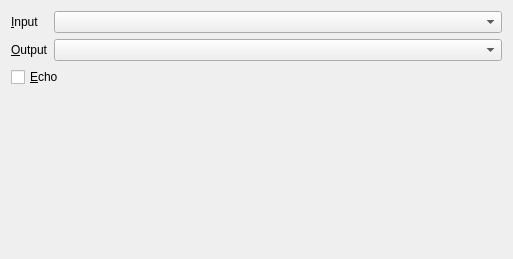
Qt form app/forms/devices_settings.ui (slobodsky/mutra) before a commit.
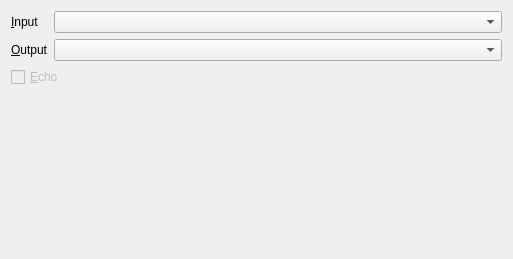
The same form after that commit.

Commit message: First version of statistics window. Only if we have a lesson ATM.

Diff of the .ui file:
```diff
--- a/app/forms/devices_settings.ui
+++ b/app/forms/devices_settings.ui
@@ -29,6 +29,9 @@
    </item>
    <item row="2" column="0" colspan="2">
     <widget class="QCheckBox" name="MIDIEcho">
+     <property name="enabled">
+      <bool>false</bool>
+     </property>
      <property name="toolTip">
       <string>Send MIDI events from the input to the output</string>
      </property>
```
The commit also changes 6 other files.
